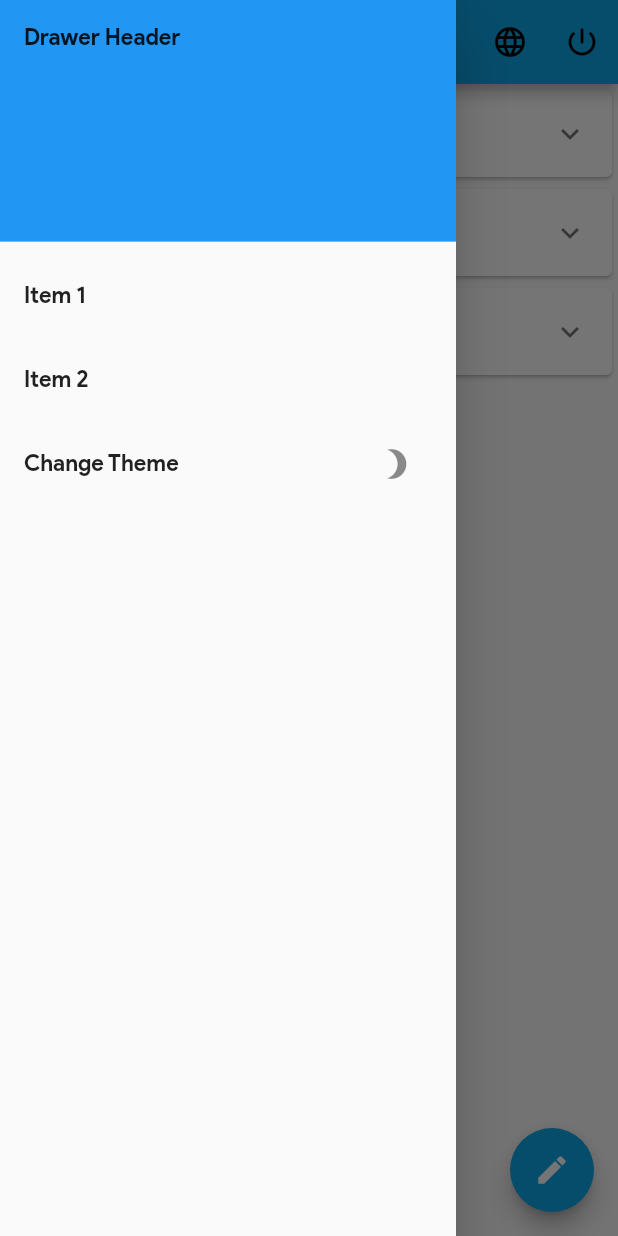
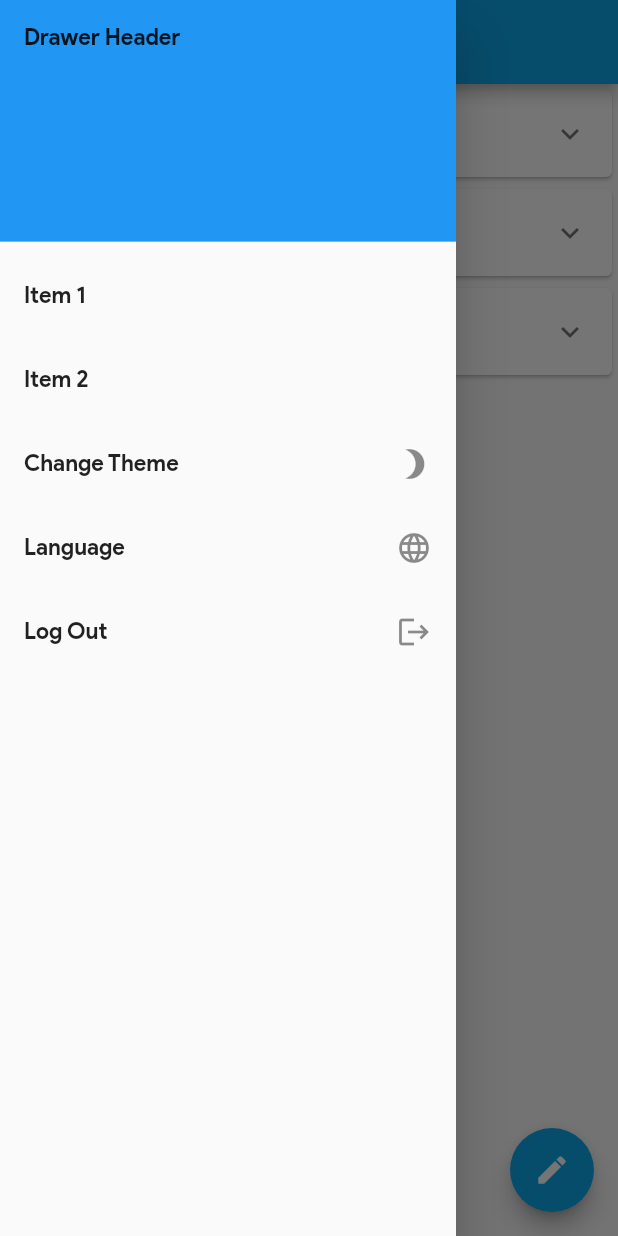
Before and after one commit to Nabinda/Kanban, a Flutter app: the OrganizationScreen screen opened by its route, with the side drawer open, on a phone screen of 412 x 824 dp. Run offline on Flutter 3.47's test engine with Material 2 defaults, Android fonts, the phone set to English and light mode, and no system bars; our stand-ins replace another_flushbar, dio, flutter_mobx, get_it, mobx, sembast and 2 more; missing offline and left inert: boardview, material_dialog, xxtea; accounts and stored records are empty; generated files the repository leaves out were written again.

Commit message:
Drawer organize

```diff
--- a/lib/ui/organization/organization.dart
+++ b/lib/ui/organization/organization.dart
@@ -147,8 +147,7 @@ class _OrganizationScreenState extends State<OrganizationScreen> {
         ],
       ),
       appBar: _buildAppBar(),
-
-      drawer:Drawer(
+      drawer: Drawer(
         child: ListView(
           // Important: Remove any padding from the ListView.
           padding: EdgeInsets.zero,
@@ -174,6 +173,8 @@ class _OrganizationScreenState extends State<OrganizationScreen> {
               },
             ),
             _buildThemeButton(),
+            _buildLanguageButton(),
+            _buildLogoutButton(),
           ],
         ),
       ),
@@ -236,30 +237,19 @@ class _OrganizationScreenState extends State<OrganizationScreen> {
     return AppBar(
       title: Text(AppLocalizations.of(context)
           .translate('organization_tv_organizations')),
-      actions: _buildActions(context),
     );
-  }
-
-  List<Widget> _buildActions(BuildContext context) {
-    return <Widget>[
-      _buildLanguageButton(),
-
-      _buildLogoutButton(),
-    ];
   }
 
   Widget _buildThemeButton() {
     return Observer(
       builder: (context) {
         return ListTile(
+          onTap: () {
+            _themeStore.changeBrightnessToDark(!_themeStore.darkMode);
+          },
           title: Text("Change Theme"),
-          trailing: IconButton(
-            onPressed: () {
-              _themeStore.changeBrightnessToDark(!_themeStore.darkMode);
-            },
-            icon: Icon(
-              _themeStore.darkMode ? Icons.brightness_5 : Icons.brightness_3,
-            ),
+          trailing: Icon(
+            _themeStore.darkMode ? Icons.brightness_5 : Icons.brightness_3,
           ),
         );
       },
@@ -267,27 +257,25 @@ class _OrganizationScreenState extends State<OrganizationScreen> {
   }
 
   Widget _buildLogoutButton() {
-    return IconButton(
-      onPressed: () {
+    return ListTile(
+      onTap: () {
         SharedPreferences.getInstance().then((preference) {
           preference.setBool(Preferences.is_logged_in, false);
           Navigator.of(context).pushReplacementNamed(Routes.login);
         });
       },
-      icon: Icon(
-        Icons.power_settings_new,
-      ),
+      title: Text("Log Out"),
+      trailing: Icon(Icons.logout),
     );
   }
 
   Widget _buildLanguageButton() {
-    return IconButton(
-      onPressed: () {
+    return ListTile(
+      onTap: () {
         _buildLanguageDialog();
       },
-      icon: Icon(
-        Icons.language,
-      ),
+      title: Text("Language"),
+      trailing: Icon(Icons.language),
     );
   }
 
```
